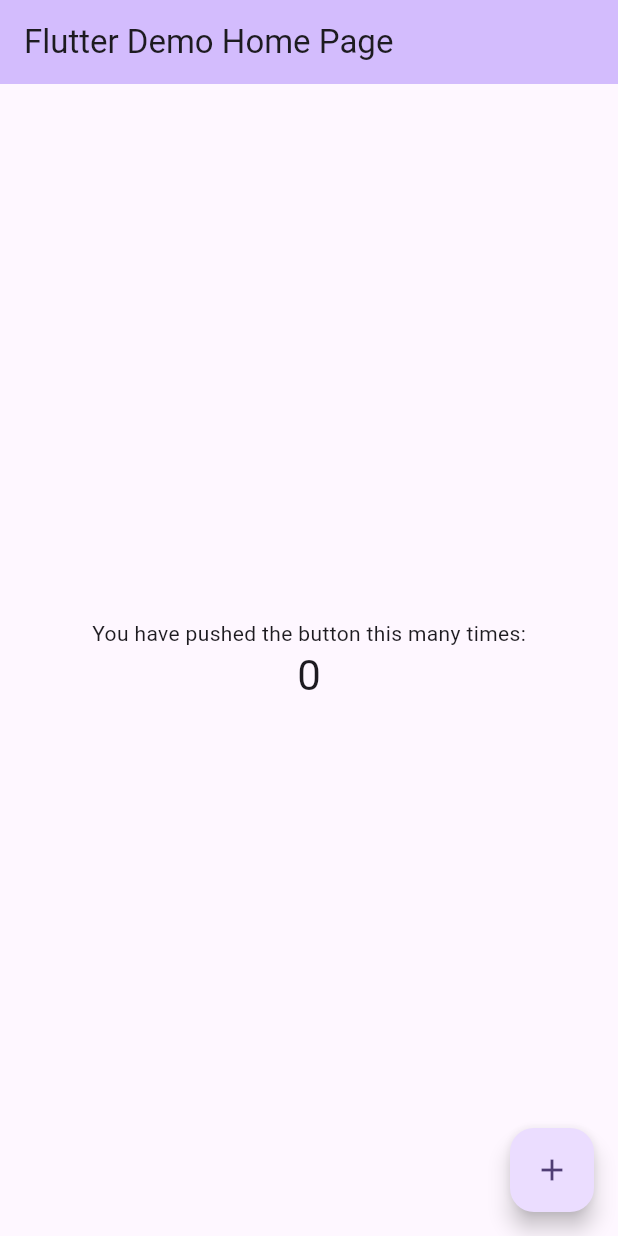
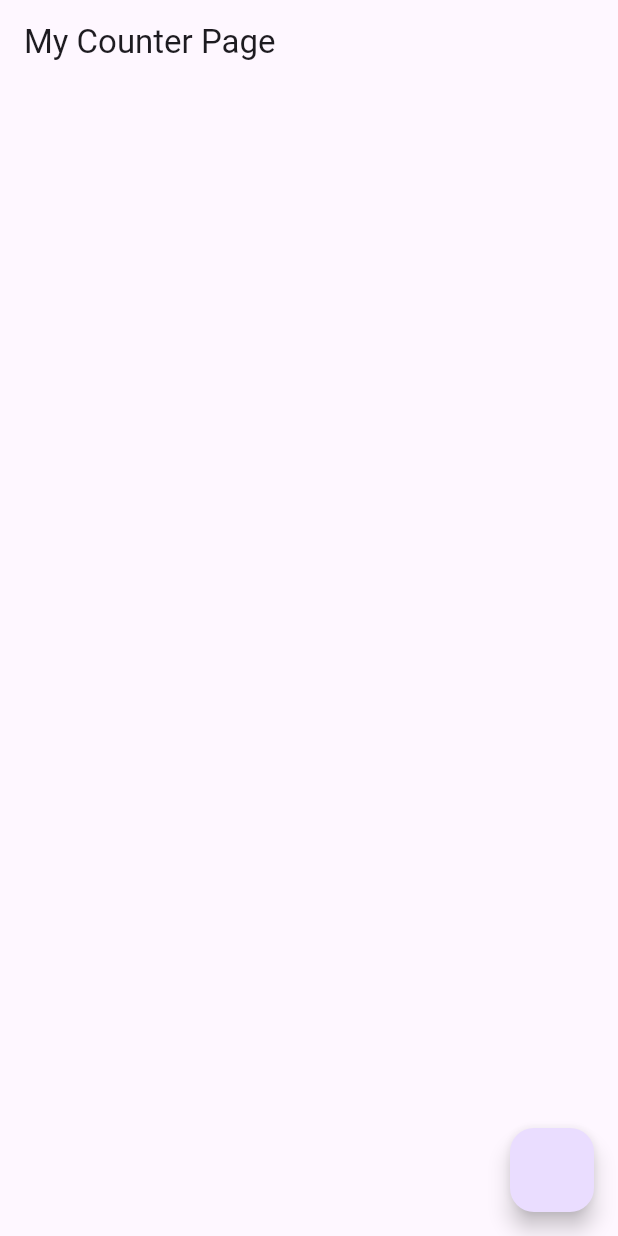
Before and after one commit to DKSingh1604/bloc_c_p_l, a Flutter app: the screen it shows after launch, on a phone screen of 412 x 824 dp. Run offline on Flutter 3.47's test engine with Material 3 defaults, Android fonts, the phone set to English and light mode, and no system bars; our stand-ins replace bloc.

Commit message:
addning bloc details

```diff
--- /dev/null
+++ b/devtools_options.yaml
@@ -0,0 +1,3 @@
+description: This file stores settings for Dart & Flutter DevTools.
+documentation: https://docs.flutter.dev/tools/devtools/extensions#configure-extension-enablement-states
+extensions:
--- /dev/null
+++ b/lib/features/counter/bloc/counter_event.dart
@@ -0,0 +1,6 @@
+part of 'counter_bloc.dart';
+
+@immutable
+abstract class CounterEvent {}
+
+class CounterIncrementEvent extends CounterEvent {}
--- /dev/null
+++ b/lib/features/counter/ui/counter_page.dart
@@ -0,0 +1,19 @@
+import 'package:flutter/material.dart';
+
+class CounterPage extends StatefulWidget {
+  const CounterPage({super.key});
+
+  @override
+  State<CounterPage> createState() => _CounterPageState();
+}
+
+class _CounterPageState extends State<CounterPage> {
+  @override
+  Widget build(BuildContext context) {
+    return Scaffold(
+      appBar: AppBar(title: Text("My Counter Page")),
+      body: Container(child: Column(children: [])),
+      floatingActionButton: FloatingActionButton(onPressed: () {}),
+    );
+  }
+}
--- a/lib/main.dart
+++ b/lib/main.dart
@@ -1,3 +1,4 @@
+import 'package:bloc_c_p_l/features/counter/ui/counter_page.dart';
 import 'package:flutter/material.dart';
 
 void main() {
@@ -7,116 +8,8 @@ void main() {
 class MyApp extends StatelessWidget {
   const MyApp({super.key});
 
-  // This widget is the root of your application.
   @override
   Widget build(BuildContext context) {
-    return MaterialApp(
-      title: 'Flutter Demo',
-      theme: ThemeData(
-        // This is the theme of your application.
-        //
-        // TRY THIS: Try running your application with "flutter run". You'll see
-        // the application has a purple toolbar. Then, without quitting the app,
-        // try changing the seedColor in the colorScheme below to Colors.green
-        // and then invoke "hot reload" (save your changes or press the "hot
-        // reload" button in a Flutter-supported IDE, or press "r" if you used
-        // the command line to start the app).
-        //
-        // Notice that the counter didn't reset back to zero; the application
-        // state is not lost during the reload. To reset the state, use hot
-        // restart instead.
-        //
-        // This works for code too, not just values: Most code changes can be
-        // tested with just a hot reload.
-        colorScheme: ColorScheme.fromSeed(seedColor: Colors.deepPurple),
-      ),
-      home: const MyHomePage(title: 'Flutter Demo Home Page'),
-    );
+    return MaterialApp(debugShowCheckedModeBanner: false, home: CounterPage());
   }
 }
-
-class MyHomePage extends StatefulWidget {
-  const MyHomePage({super.key, required this.title});
-
-  // This widget is the home page of your application. It is stateful, meaning
-  // that it has a State object (defined below) that contains fields that affect
-  // how it looks.
-
-  // This class is the configuration for the state. It holds the values (in this
-  // case the title) provided by the parent (in this case the App widget) and
-  // used by the build method of the State. Fields in a Widget subclass are
-  // always marked "final".
-
-  final String title;
-
-  @override
-  State<MyHomePage> createState() => _MyHomePageState();
-}
-
-class _MyHomePageState extends State<MyHomePage> {
-  int _counter = 0;
-
-  void _incrementCounter() {
-    setState(() {
-      // This call to setState tells the Flutter framework that something has
-      // changed in this State, which causes it to rerun the build method below
-      // so that the display can reflect the updated values. If we changed
-      // _counter without calling setState(), then the build method would not be
-      // called again, and so nothing would appear to happen.
-      _counter++;
-    });
-  }
-
-  @override
-  Widget build(BuildContext context) {
-    // This method is rerun every time setState is called, for instance as done
-    // by the _incrementCounter method above.
-    //
-    // The Flutter framework has been optimized to make rerunning build methods
-    // fast, so that you can just rebuild anything that needs updating rather
-    // than having to individually change instances of widgets.
-    return Scaffold(
-      appBar: AppBar(
-        // TRY THIS: Try changing the color here to a specific color (to
-        // Colors.amber, perhaps?) and trigger a hot reload to see the AppBar
-        // change color while the other colors stay the same.
-        backgroundColor: Theme.of(context).colorScheme.inversePrimary,
-        // Here we take the value from the MyHomePage object that was created by
-        // the App.build method, and use it to set our appbar title.
-        title: Text(widget.title),
-      ),
-      body: Center(
-        // Center is a layout widget. It takes a single child and positions it
-        // in the middle of the parent.
-        child: Column(
-          // Column is also a layout widget. It takes a list of children and
-          // arranges them vertically. By default, it sizes itself to fit its
-          // children horizontally, and tries to be as tall as its parent.
-          //
-          // Column has various properties to control how it sizes itself and
-          // how it positions its children. Here we use mainAxisAlignment to
-          // center the children vertically; the main axis here is the vertical
-          // axis because Columns are vertical (the cross axis would be
-          // horizontal).
-          //
-          // TRY THIS: Invoke "debug painting" (choose the "Toggle Debug Paint"
-          // action in the IDE, or press "p" in the console), to see the
-          // wireframe for each widget.
-          mainAxisAlignment: MainAxisAlignment.center,
-          children: <Widget>[
-            const Text('You have pushed the button this many times:'),
-            Text(
-              '$_counter',
-              style: Theme.of(context).textTheme.headlineMedium,
-            ),
-          ],
-        ),
-      ),
-      floatingActionButton: FloatingActionButton(
-        onPressed: _incrementCounter,
-        tooltip: 'Increment',
-        child: const Icon(Icons.add),
-      ), // This trailing comma makes auto-formatting nicer for build methods.
-    );
-  }
-}
--- a/pubspec.yaml
+++ b/pubspec.yaml
@@ -38,6 +38,8 @@ dependencies:
 dev_dependencies:
   flutter_test:
     sdk: flutter
+  flutter_bloc:
+  bloc:
 
   # The "flutter_lints" package below contains a set of recommended lints to
   # encourage good coding practices. The lint set provided by the package is
```
Also changed, not shown: lib/features/counter/bloc/counter_bloc.dart (added, +23 -0 lines), lib/features/counter/bloc/counter_state.dart (added, +12 -0 lines), pubspec.lock.
